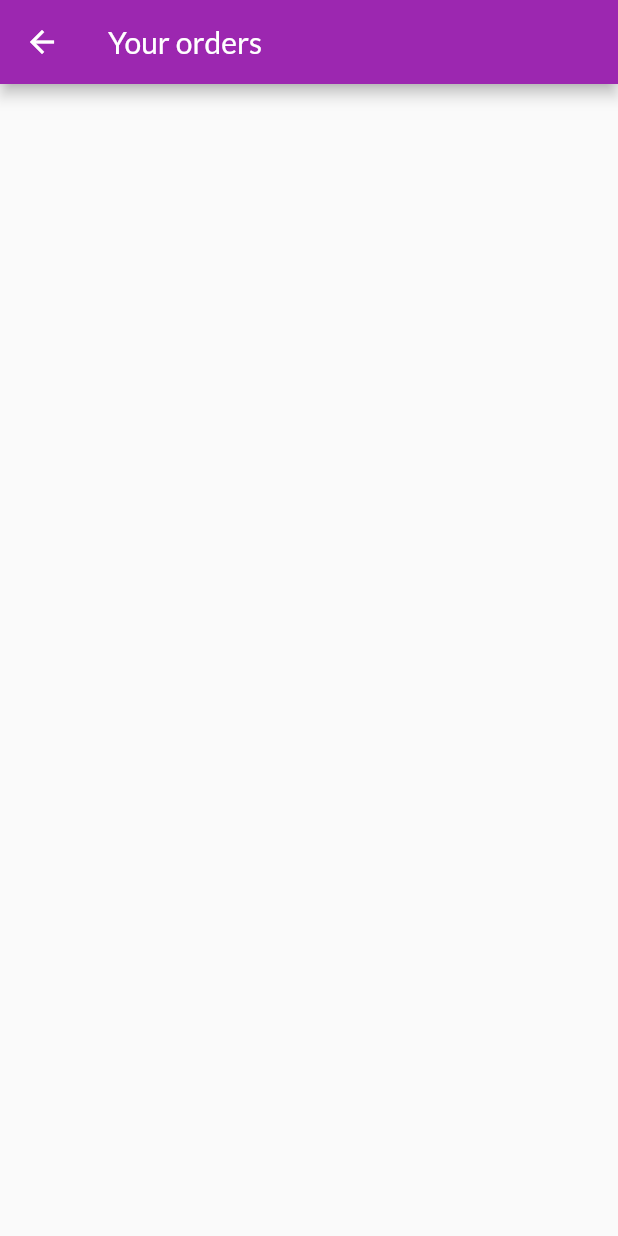
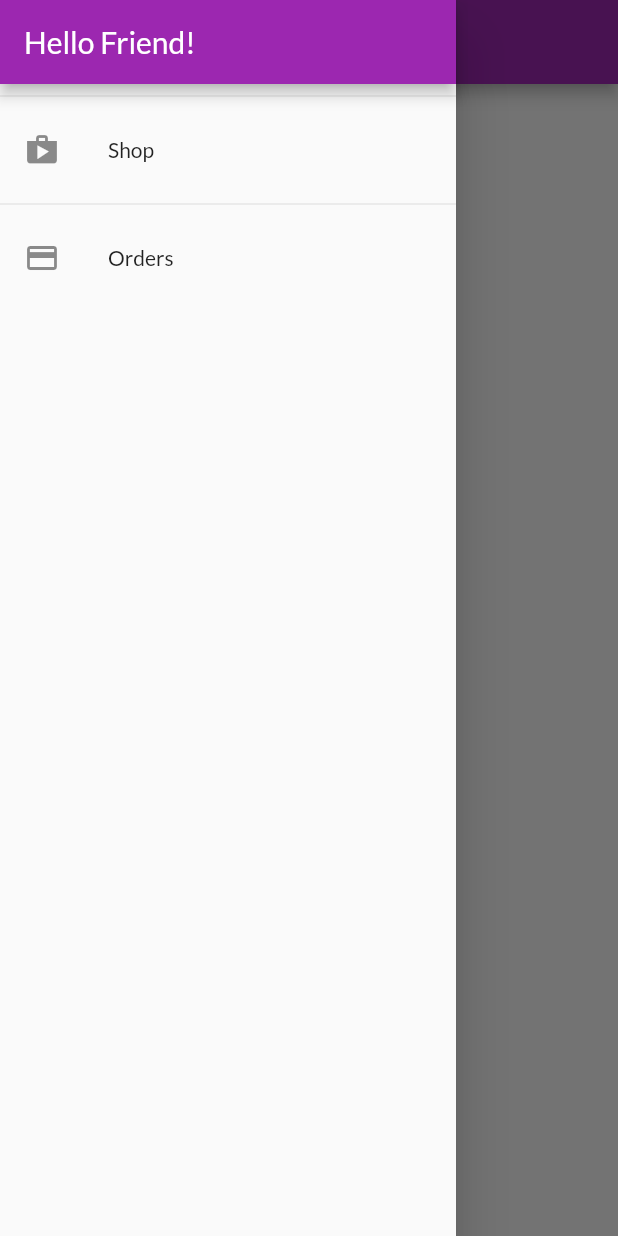
Before and after one commit to GaldinoAllan/shopee-flutter, a Flutter app: the OrdersScreen screen opened by its route, with the side drawer open (before the commit the screen has no drawer), on a phone screen of 412 x 824 dp. Run offline on Flutter 3.47's test engine with Material 2 defaults, Android fonts, the phone set to English and light mode, and no system bars; network calls fail.

Commit message:
app drawer

```diff
--- a/lib/screens/orders_screen.dart
+++ b/lib/screens/orders_screen.dart
@@ -1,6 +1,7 @@
 import 'package:flutter/material.dart';
 import 'package:provider/provider.dart';
 import 'package:shopapp/providers/orders.dart' show Orders;
+import 'package:shopapp/widgets/app_drawer.dart';
 import 'package:shopapp/widgets/order_item.dart';
 
 class OrdersScreen extends StatelessWidget {
@@ -16,6 +17,7 @@ class OrdersScreen extends StatelessWidget {
       appBar: AppBar(
         title: const Text('Your orders'),
       ),
+      drawer: const AppDrawer(),
       body: ListView.builder(
         itemCount: ordersData.orders.length,
         itemBuilder: (ctx, i) => OrderItem(order: ordersData.orders[i]),
--- a/lib/screens/products_overview_screen.dart
+++ b/lib/screens/products_overview_screen.dart
@@ -4,6 +4,7 @@ import 'package:provider/provider.dart';
 import 'package:shopapp/providers/cart.dart';
 import 'package:shopapp/providers/products.dart';
 import 'package:shopapp/screens/cart_screen.dart';
+import 'package:shopapp/widgets/app_drawer.dart';
 import 'package:shopapp/widgets/badge.dart';
 import 'package:shopapp/widgets/products_grid.dart';
 
@@ -67,6 +68,7 @@ class _ProductsOverviewScreenState extends State<ProductsOverviewScreen> {
           ),
         ],
       ),
+      drawer: const AppDrawer(),
       body: Padding(
         padding: const EdgeInsets.all(10),
         child: ProductsGrid(
--- /dev/null
+++ b/lib/widgets/app_drawer.dart
@@ -0,0 +1,38 @@
+import 'package:flutter/material.dart';
+import 'package:shopapp/screens/orders_screen.dart';
+
+class AppDrawer extends StatelessWidget {
+  const AppDrawer({Key? key}) : super(key: key);
+
+  @override
+  Widget build(BuildContext context) {
+    return Drawer(
+      child: Column(
+        children: [
+          AppBar(
+            title: const Text('Hello Friend!'),
+            automaticallyImplyLeading: false,
+          ),
+          const Divider(),
+          ListTile(
+            leading: const Icon(Icons.shop),
+            title: const Text('Shop'),
+            onTap: () {
+              Navigator.of(context).pushReplacementNamed('/');
+            },
+          ),
+          const Divider(),
+          ListTile(
+            leading: const Icon(Icons.payment),
+            title: const Text('Orders'),
+            onTap: () {
+              Navigator.of(context).pushReplacementNamed(
+                OrdersScreen.routeName,
+              );
+            },
+          ),
+        ],
+      ),
+    );
+  }
+}
--- a/lib/widgets/order_item.dart
+++ b/lib/widgets/order_item.dart
@@ -16,7 +16,7 @@ class OrderItem extends StatelessWidget {
           ListTile(
             title: Text('\$${order.amount}'),
             subtitle: Text(
-              DateFormat('dd MM yyyy hh:mm').format(order.dateTime),
+              DateFormat('dd/MM/yyyy hh:mm').format(order.dateTime),
             ),
             trailing: IconButton(
               icon: const Icon(Icons.expand_more),
```
